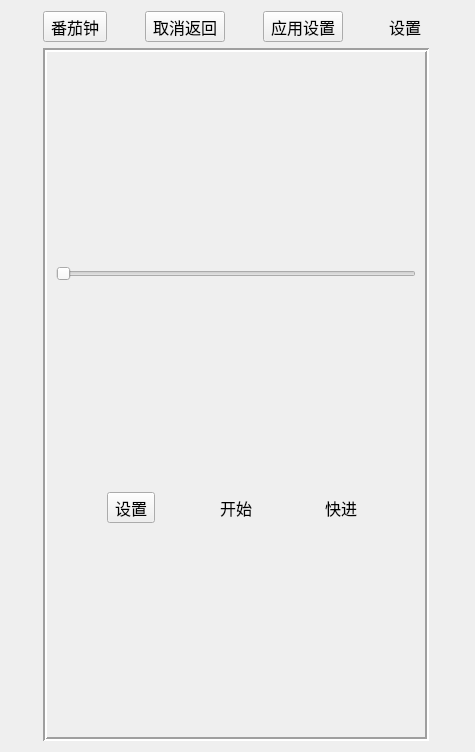
First picture: the form in Scenes/mainscene.ui, repository lin-gu/Pomofocus, before the edit.
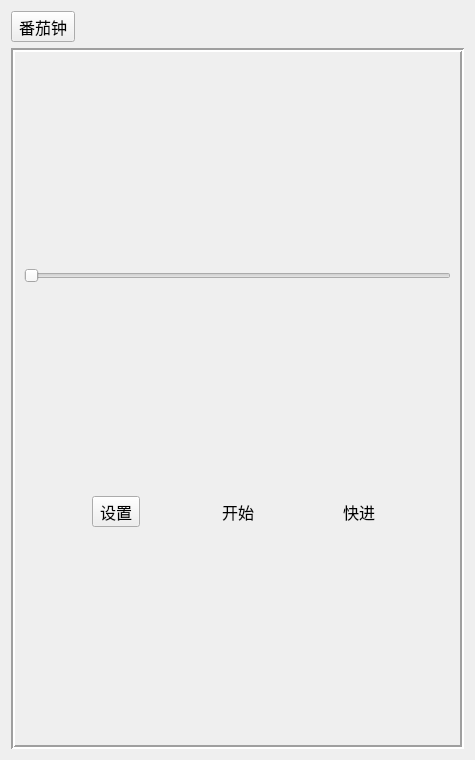
Second picture: the form after the edit. Icons and pictures are not drawn. Custom widgets are drawn as their Qt base class.

Commit message: Remove useless buttons and refactor the code

```diff
--- a/Scenes/mainscene.ui
+++ b/Scenes/mainscene.ui
@@ -7,7 +7,7 @@
     <x>0</x>
     <y>0</y>
     <width>475</width>
-    <height>752</height>
+    <height>760</height>
    </rect>
   </property>
   <property name="windowTitle">
@@ -43,7 +43,7 @@
      </property>
     </widget>
    </item>
-   <item row="1" column="0" colspan="4">
+   <item row="1" column="0" colspan="3">
     <widget class="QStackedWidget" name="stackedWidget">
      <property name="frameShape">
       <enum>QFrame::Box</enum>
@@ -409,98 +409,18 @@
      </widget>
     </widget>
    </item>
-   <item row="0" column="2">
-    <widget class="QToolButton" name="settings_apply_btn">
-     <property name="font">
-      <font>
-       <family>Yuppy SC</family>
-       <pointsize>12</pointsize>
-      </font>
-     </property>
-     <property name="cursor">
-      <cursorShape>PointingHandCursor</cursorShape>
-     </property>
-     <property name="text">
-      <string>应用设置</string>
-     </property>
-     <property name="icon">
-      <iconset resource="../res.qrc">
-       <normaloff>:/Icons/apply_button.png</normaloff>:/Icons/apply_button.png</iconset>
-     </property>
-     <property name="iconSize">
-      <size>
-       <width>44</width>
-       <height>32</height>
-      </size>
-     </property>
-     <property name="toolButtonStyle">
-      <enum>Qt::ToolButtonTextUnderIcon</enum>
-     </property>
-    </widget>
-   </item>
    <item row="0" column="1">
-    <widget class="QToolButton" name="settings_cancel_btn">
-     <property name="font">
-      <font>
-       <family>Yuppy SC</family>
-       <pointsize>12</pointsize>
-      </font>
+    <spacer name="horizontalSpacer_5">
+     <property name="orientation">
+      <enum>Qt::Horizontal</enum>
      </property>
-     <property name="cursor">
-      <cursorShape>PointingHandCursor</cursorShape>
-     </property>
-     <property name="text">
-      <string>取消返回</string>
-     </property>
-     <property name="icon">
-      <iconset resource="../res.qrc">
-       <normaloff>:/Icons/cancel_button.png</normaloff>:/Icons/cancel_button.png</iconset>
-     </property>
-     <property name="iconSize">
+     <property name="sizeHint" stdset="0">
       <size>
-       <width>44</width>
-       <height>32</height>
+       <width>40</width>
+       <height>20</height>
       </size>
      </property>
-     <property name="toolButtonStyle">
-      <enum>Qt::ToolButtonTextUnderIcon</enum>
-     </property>
-    </widget>
-   </item>
-   <item row="0" column="3">
-    <widget class="QToolButton" name="tool_btn_settings_old">
-     <property name="font">
-      <font>
-       <family>Yuppy SC</family>
-       <pointsize>12</pointsize>
-      </font>
-     </property>
-     <property name="cursor">
-      <cursorShape>PointingHandCursor</cursorShape>
-     </property>
-     <property name="toolTip">
-      <string/>
-     </property>
-     <property name="text">
-      <string>设置</string>
-     </property>
-     <property name="icon">
-      <iconset resource="../res.qrc">
-       <normaloff>:/Icons/settings_button.png</normaloff>:/Icons/settings_button.png</iconset>
-     </property>
-     <property name="iconSize">
-      <size>
-       <width>32</width>
-       <height>32</height>
-      </size>
-     </property>
-     <property name="toolButtonStyle">
-      <enum>Qt::ToolButtonTextUnderIcon</enum>
-     </property>
-     <property name="autoRaise">
-      <bool>true</bool>
-     </property>
-    </widget>
+    </spacer>
    </item>
   </layout>
  </widget>
```
The commit also changes 2 other files.
